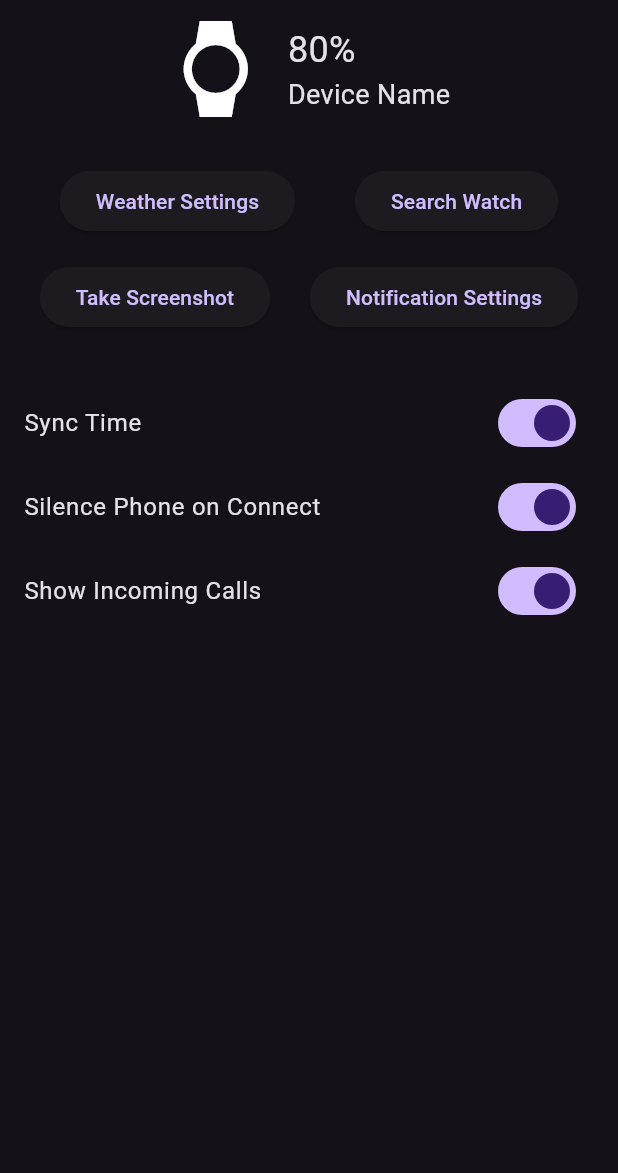
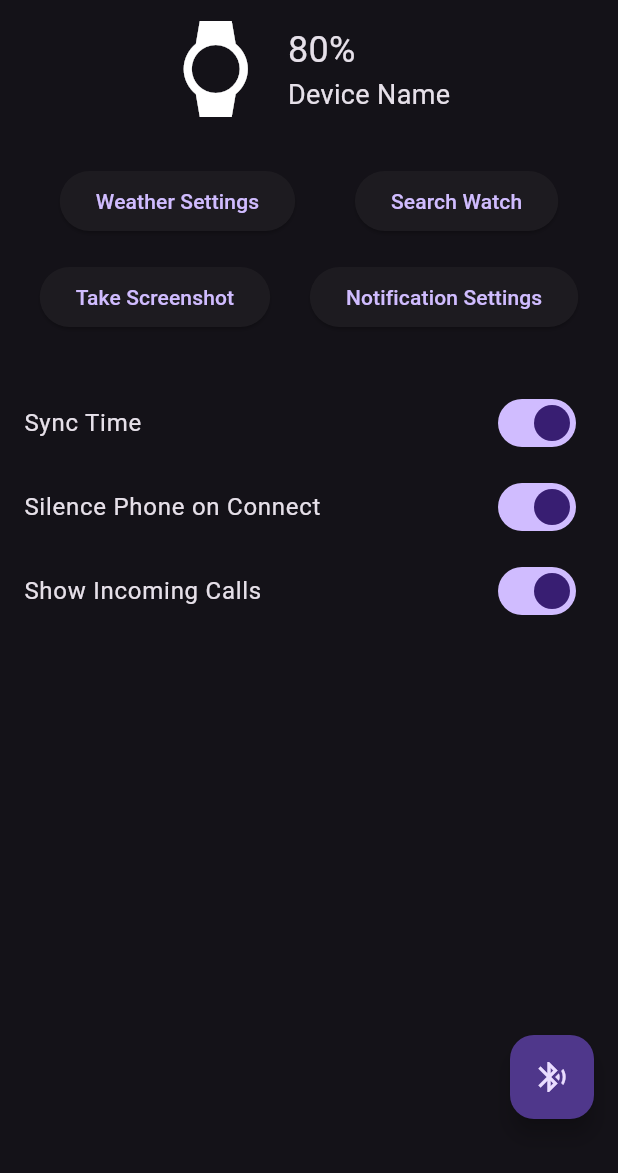
Before and after one commit to TwoDragonsDev/Nebula, a Flutter app: the screen it shows after launch, on a phone screen of 412 x 824 dp, the part 63-1236 px from its top. Run offline on Flutter 3.47's test engine with Material 3 defaults, Android fonts, the phone set to English and light mode, and no system bars; our stand-ins replace flutter_blue_plus, get, permission_handler, shared_preferences; missing offline and left inert: flutter_foreground_task, installed_apps, notification_listener_service.

Commit message:
missing connection button

```diff
--- a/lib/screens/main_screen.dart
+++ b/lib/screens/main_screen.dart
@@ -1,4 +1,5 @@
 import 'package:Nebula/applications_configuration.dart';
+import 'package:Nebula/screens/scan_screen.dart';
 import 'package:flutter/material.dart';
 import 'package:flutter_foreground_task/flutter_foreground_task.dart';
 import 'package:get/get.dart';
@@ -160,6 +161,20 @@ class _MainPageState extends State<MainPage> {
           ],
         ),
       ),
+      floatingActionButton: Padding(
+        padding: EdgeInsets.only(bottom: 20.0), // Margin e inferiore
+        child: FloatingActionButton(
+          onPressed: () {
+            Navigator.push(
+              context,
+              MaterialPageRoute(
+                builder: (context) => ScanScreen(),
+              ),
+            );
+          },
+          child: Icon(Icons.bluetooth_searching),
+        ),
+      ),
     );
   }
 }
```
